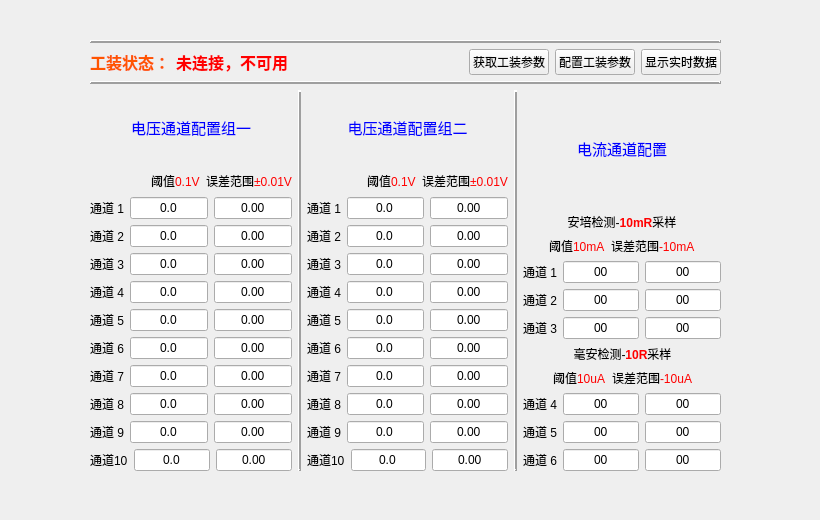
Old version of the form CWinDesign/CWTestTools.ui in the repository wu1130880347/qt-mcu_analysis.
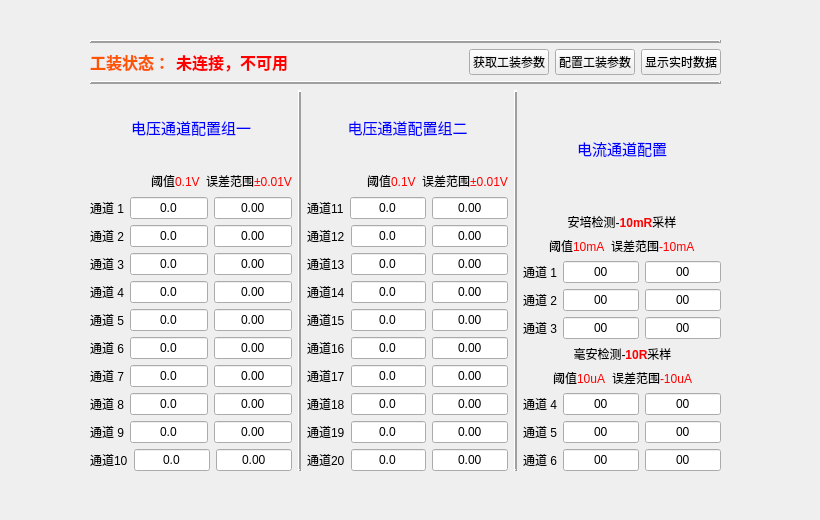
New version of the form. Icons and pictures are not drawn.

Diff of the .ui file:
```diff
--- a/CWinDesign/CWTestTools.ui
+++ b/CWinDesign/CWTestTools.ui
@@ -35,7 +35,7 @@
    <iconset>
     <normaloff>../Icon/PAdminLogin.png</normaloff>../Icon/PAdminLogin.png</iconset>
   </property>
-  <widget class="QWidget" name="">
+  <widget class="QWidget" name="layoutWidget">
    <property name="geometry">
     <rect>
      <x>90</x>
@@ -624,7 +624,7 @@
             <item>
              <widget class="QLabel" name="label_19">
               <property name="text">
-               <string>通道 1</string>
+               <string>通道11</string>
               </property>
              </widget>
             </item>
@@ -661,7 +661,7 @@
             <item>
              <widget class="QLabel" name="label_20">
               <property name="text">
-               <string>通道 2</string>
+               <string>通道12</string>
               </property>
              </widget>
             </item>
@@ -698,7 +698,7 @@
             <item>
              <widget class="QLabel" name="label_21">
               <property name="text">
-               <string>通道 3</string>
+               <string>通道13</string>
               </property>
              </widget>
             </item>
@@ -735,7 +735,7 @@
             <item>
              <widget class="QLabel" name="label_22">
               <property name="text">
-               <string>通道 4</string>
+               <string>通道14</string>
               </property>
              </widget>
             </item>
@@ -772,7 +772,7 @@
             <item>
              <widget class="QLabel" name="label_23">
               <property name="text">
-               <string>通道 5</string>
+               <string>通道15</string>
               </property>
              </widget>
             </item>
@@ -809,7 +809,7 @@
             <item>
              <widget class="QLabel" name="label_24">
               <property name="text">
-               <string>通道 6</string>
+               <string>通道16</string>
               </property>
              </widget>
             </item>
@@ -846,7 +846,7 @@
             <item>
              <widget class="QLabel" name="label_25">
               <property name="text">
-               <string>通道 7</string>
+               <string>通道17</string>
               </property>
              </widget>
             </item>
@@ -883,7 +883,7 @@
             <item>
              <widget class="QLabel" name="label_26">
               <property name="text">
-               <string>通道 8</string>
+               <string>通道18</string>
               </property>
              </widget>
             </item>
@@ -920,7 +920,7 @@
             <item>
              <widget class="QLabel" name="label_27">
               <property name="text">
-               <string>通道 9</string>
+               <string>通道19</string>
               </property>
              </widget>
             </item>
@@ -957,7 +957,7 @@
             <item>
              <widget class="QLabel" name="label_28">
               <property name="text">
-               <string>通道10</string>
+               <string>通道20</string>
               </property>
              </widget>
             </item>
```
Left out of the diff: 96 changed lines with no effect on the pictures.
